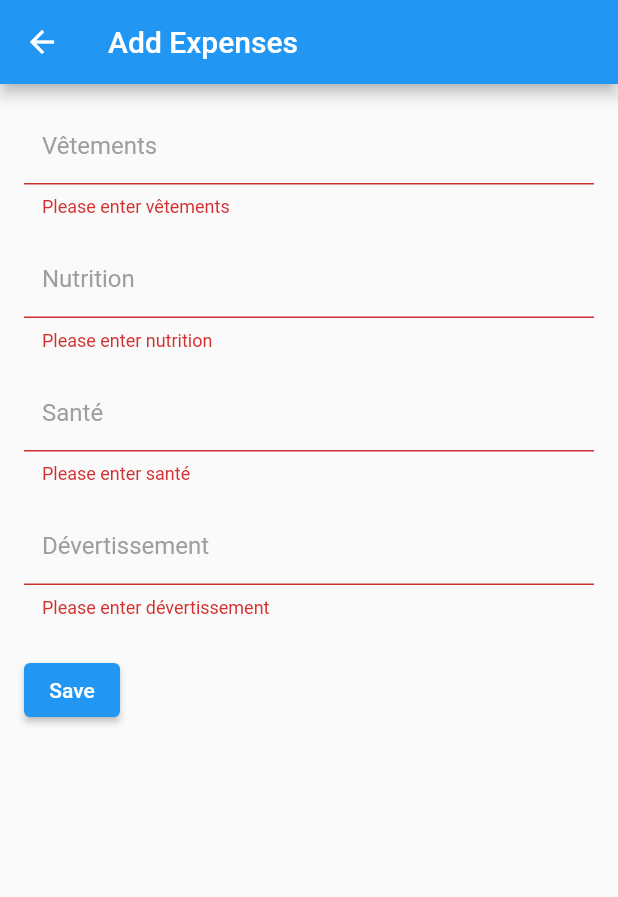
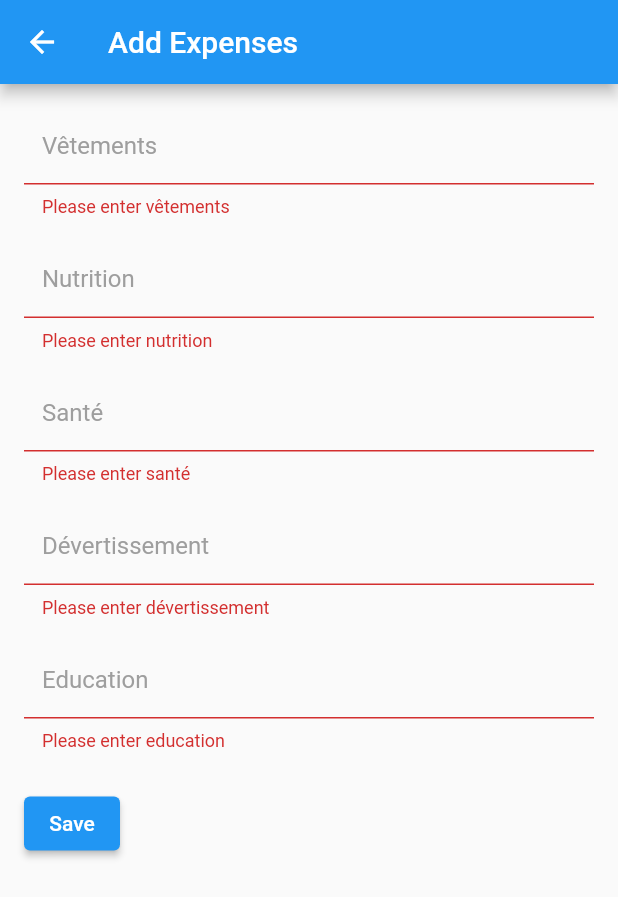
Before and after one commit to YoussefFrigui/ins_app, a Flutter app: the ModifyData screen opened directly with empty values, after a tap on "Save", on a phone screen of 412 x 824 dp. Shown: the top 897 px of the screen. Run offline on Flutter 3.47's test engine with Material 2 defaults, Android fonts, the phone set to English and light mode, and no system bars; our stand-ins replace cloud_firestore, firebase_auth, firebase_core, flutter_otp_text_field, flutter_staggered_animations, marquee; accounts and stored records are empty; network calls fail.

Commit message:
25/5/23 20:06

```diff
--- a/lib/AuthPage.dart
+++ b/lib/AuthPage.dart
@@ -2,6 +2,7 @@ import 'package:cloud_firestore/cloud_firestore.dart';
 import 'package:flutter/material.dart';
 import 'package:firebase_auth/firebase_auth.dart';
 import 'package:ins_app/add_data.dart';
+import 'package:ins_app/cin_collector.dart';
 import 'package:ins_app/create_data.dart';
 import 'package:ins_app/homepage.dart';
 import 'package:ins_app/Signup.dart';
@@ -50,7 +51,7 @@ Future<void> _authenticate() async {
           Navigator.pushReplacement(
             context,
             MaterialPageRoute(
-              builder: (BuildContext context) => HomePage(),
+              builder: (BuildContext context) => CollectionScreen(),
             ),
           );
         } else if (userRole == 'Admin') {
--- a/lib/Signup.dart
+++ b/lib/Signup.dart
@@ -23,7 +23,7 @@ class _SignUpState extends State<SignUp> {
         title: Text('Sign Up'),
       ),
       body: SafeArea(
-        child: Container(
+        child: SingleChildScrollView(
           padding: EdgeInsets.symmetric(horizontal: 16.0),
           child: Column(
             mainAxisAlignment: MainAxisAlignment.center,
@@ -113,7 +113,8 @@ class _SignUpState extends State<SignUp> {
       // Store user data in Firestore collection "users"
       await FirebaseFirestore.instance.collection('users').doc(user!.uid).set({
         'email': _emailController.text,
-        'Name' : _firstNameController.text + ' ' + _lastNameController.text,
+        'firstName': _firstNameController.text,
+        'lastName': _lastNameController.text,
         'lastLogin': DateTime.now(),
       });
 
--- a/lib/modify_data.dart
+++ b/lib/modify_data.dart
@@ -16,6 +16,7 @@ class _ModifyDataState extends State<ModifyData> {
   final _nutritionController = TextEditingController();
   final _santeController = TextEditingController();
   final _devertissementController = TextEditingController();
+  final _educationController = TextEditingController();
   String _title = '';
 
   @override
@@ -24,6 +25,8 @@ class _ModifyDataState extends State<ModifyData> {
     _nutritionController.dispose();
     _santeController.dispose();
     _devertissementController.dispose();
+    _educationController.dispose();
+
     super.dispose();
   }
 
@@ -46,6 +49,7 @@ class _ModifyDataState extends State<ModifyData> {
           _nutritionController.text = data['nutrition'] ?? '';
           _santeController.text = data['sante'] ?? '';
           _devertissementController.text = data['devertissement'] ?? '';
+          _educationController.text= data['education'] ?? '';
           setState(() {
             _title = 'Update Expenses';
           });
@@ -251,6 +255,51 @@ class _ModifyDataState extends State<ModifyData> {
                     return null;
                   },
                 ),
+                SizedBox(height: 16.0),
+                //formfield for education
+                TextFormField(
+                  controller: _educationController,
+                  obscureText: false,
+                  textAlign: TextAlign.start,
+                  maxLines: 1,
+                  style: TextStyle(
+                    fontWeight: FontWeight.w400,
+                    fontStyle: FontStyle.normal,
+                    fontSize: 16,
+                    color: Color(0xff000000),
+                  ),
+                  decoration: InputDecoration(
+                    disabledBorder: OutlineInputBorder(
+                      borderRadius: BorderRadius.circular(4.0),
+                      borderSide: BorderSide(color: Color(0xff9e9e9e), width: 1),
+                    ),
+                    focusedBorder: OutlineInputBorder(
+                      borderRadius: BorderRadius.circular(4.0),
+                      borderSide: BorderSide(color: Color(0xff9e9e9e), width: 1),
+                    ),
+                    enabledBorder: OutlineInputBorder(
+                      borderRadius: BorderRadius.circular(4.0),
+                      borderSide: BorderSide(color: Color(0xff9e9e9e), width: 1),
+                    ),
+                    labelText: "Education",
+                    labelStyle: TextStyle(
+                      fontWeight: FontWeight.w400,
+                      fontStyle: FontStyle.normal,
+                      fontSize: 16,
+                      color: Color(0xff9e9e9e),
+                    ),
+                    filled: true,
+                    fillColor: Color(0x00f2f2f3),
+                    isDense: false,
+                    contentPadding: EdgeInsets.symmetric(vertical: 8, horizontal: 12),
+                  ),
+                  validator: (value) {
+                    if (value?.isEmpty ?? true) {
+                      return 'Please enter education';
+                    }
+                    return null;
+                  },
+                ),
                 SizedBox(height: 24.0),
                 ElevatedButton(
                   onPressed: () {
@@ -260,6 +309,7 @@ class _ModifyDataState extends State<ModifyData> {
                         'nutrition': double.parse(_nutritionController.text.trim()),
                         'sante': double.parse(_santeController.text.trim()),
                         'devertissement': double.parse(_devertissementController.text.trim()),
+                        'education': double.parse(_educationController.text.trim()),
                       };
 
                       FirebaseFirestore.instance
--- a/pubspec.yaml
+++ b/pubspec.yaml
@@ -43,6 +43,7 @@ dependencies:
   flutter_staggered_animations: ^1.1.1
   fluro: ^2.0.5
   marquee: ^2.2.3
+  charts_flutter: ^0.12.0
 
 dev_dependencies:
   flutter_test:
```
Also changed, not shown: lib/Dashboard.dart (added, +354 -0 lines), lib/main.dart (+8 -7 lines), pubspec.lock.
